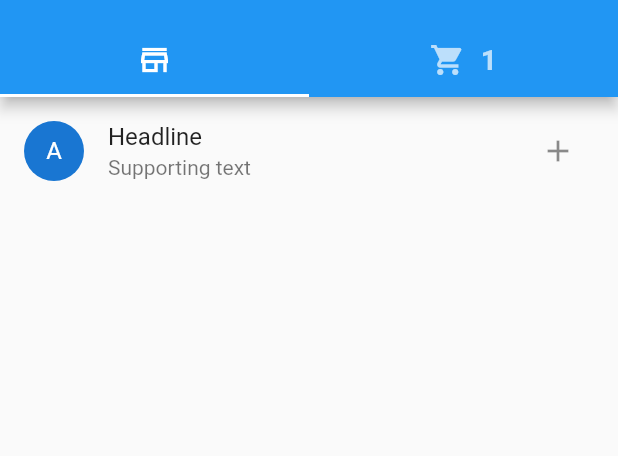
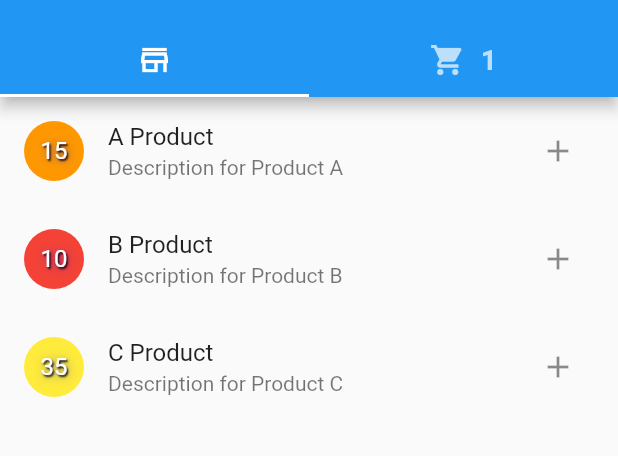
Before and after one commit to je-martinez/stream-store, a Flutter app: the screen it shows after launch, after a tap on the "add" icon, on a phone screen of 412 x 824 dp, the part 59-515 px from its top. Run offline on Flutter 3.47's test engine with Material 2 defaults, Android fonts, the light colour scheme and no system bars.

Commit message:
feat: working on product list

```diff
--- a/lib/models/product.dart
+++ b/lib/models/product.dart
@@ -1,8 +1,16 @@
+import 'dart:ui';
+
 class Product {
-  int? id;
-  String? name;
-  String? description;
-  double? price;
+  int id;
+  String name;
+  String description;
+  double price;
+  Color color;
 
-  Product({this.id, this.name, this.description, this.price});
+  Product(
+      {required this.id,
+      required this.name,
+      required this.description,
+      required this.price,
+      required this.color});
 }
--- a/lib/product_list.dart
+++ b/lib/product_list.dart
@@ -9,32 +9,86 @@ class ProductList extends StatelessWidget {
   Widget build(BuildContext context) {
     return ListView(
       children: [
-        ListTile(
-          leading: const CircleAvatar(child: Text('A')),
-          title: const Text('Headline'),
-          subtitle: const Text('Supporting text'),
-          trailing: IconButton(
-            icon: const Icon(Icons.add),
-            onPressed: () {
-              final newProduct = Product(
-                  id: 25,
-                  name: "Product",
-                  description: "Description",
-                  price: 50);
-              appCart.addProduct(newProduct);
-            },
-          ),
-        )
+        ProductItem(
+            product: Product(
+                id: 1,
+                name: "A Product",
+                description: "Description for Product A",
+                price: 15,
+                color: Colors.orange)),
+        ProductItem(
+            product: Product(
+                id: 2,
+                name: "B Product",
+                description: "Description for Product B",
+                price: 10,
+                color: Colors.red)),
+        ProductItem(
+            product: Product(
+                id: 3,
+                name: "C Product",
+                description: "Description for Product C",
+                price: 35,
+                color: Colors.yellow)),
       ],
     );
   }
 }
 
-class ShoppingCartButton extends StatelessWidget {
-  const ShoppingCartButton({super.key});
+class ProductItem extends StatelessWidget {
+  final Product product;
+  const ProductItem({super.key, required this.product});
+
+  String get name {
+    return product.name;
+  }
+
+  String get description {
+    return product.description;
+  }
+
+  String get price {
+    return product.price.round().toString();
+  }
+
+  Color get color {
+    return product.color;
+  }
 
   @override
   Widget build(BuildContext context) {
-    return Container();
+    return ListTile(
+      leading: CircleAvatar(
+        backgroundColor: color,
+        child: Text(
+          price,
+          style: const TextStyle(
+            shadows: [
+              Shadow(
+                offset: Offset(1.0, 1.0),
+                blurRadius: 1.0,
+                color: Color.fromARGB(255, 0, 0, 0),
+              ),
+              Shadow(
+                offset: Offset(1.0, 1.0),
+                blurRadius: 8.0,
+                color: Color.fromARGB(125, 0, 0, 255),
+              ),
+            ],
+            color: Colors.white,
+          ),
+        ),
+      ),
+      title: Text(
+        name,
+      ),
+      subtitle: Text(description),
+      trailing: IconButton(
+        icon: const Icon(Icons.add),
+        onPressed: () {
+          appCart.addProduct(product);
+        },
+      ),
+    );
   }
 }
```
